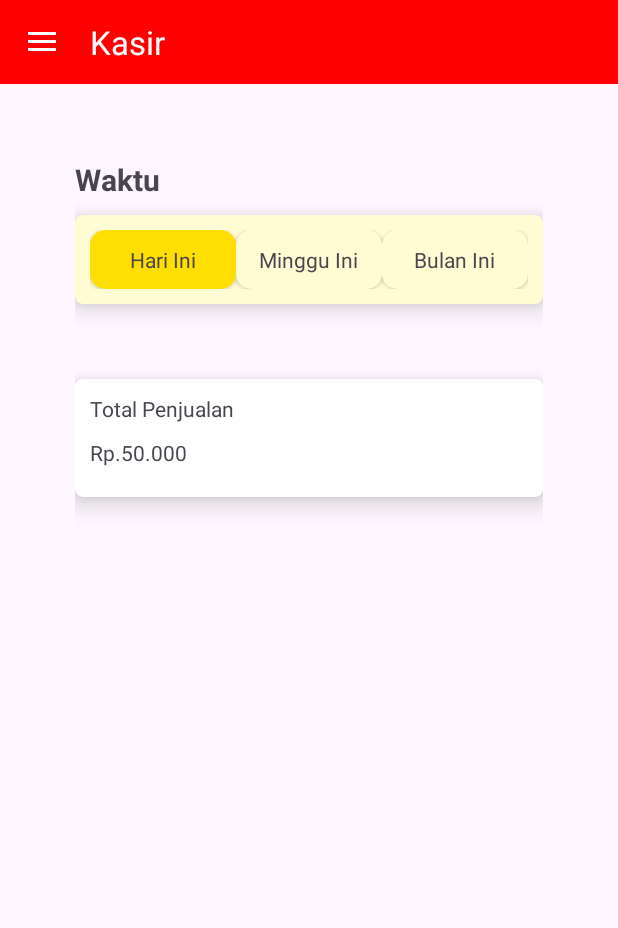
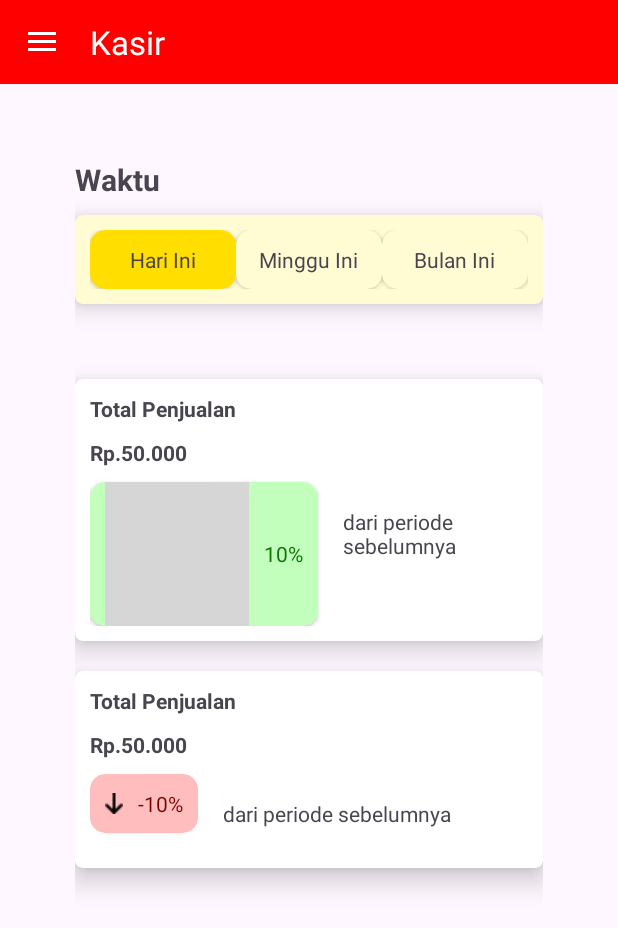
Before and after one commit to RifqiR3/chimoy, an Android app: the fragment MoneyFragment placed in its activity, on a phone screen of 412 x 824 dp. Shown: the top 928 px of the screen. Run offline under Robolectric (Android 15) with nearby library versions, the phone set to English and light mode, and no system bars; grey boxes are pictures that could not be loaded.

Commit message:
Kasi jadi laporan keuangan

```diff
--- a/app/src/main/java/com/example/mobileumkm/login_page.java
+++ b/app/src/main/java/com/example/mobileumkm/login_page.java
@@ -32,13 +32,11 @@ public class login_page extends AppCompatActivity {
                 // Lakukan verifikasi outlet dan karyawan (sesuai logika aplikasi Anda)
 
                 // Contoh sederhana verifikasi
-                boolean verifikasiBerhasil = (outlet.equals("outlet yang benar") && karyawan.equals("karyawan yang benar"));
+//                boolean verifikasiBerhasil = (outlet.equals("outlet yang benar") && karyawan.equals("karyawan yang benar"));
 
                 // Jika verifikasi berhasil, pindahkan pengguna ke halaman kasir_page
-                if (verifikasiBerhasil) {
-                    Intent intent = new Intent(login_page.this, kasir_page.class);
-                    startActivity(intent);
-                }
+                Intent intent = new Intent(login_page.this, Side_Bar.class);
+                startActivity(intent);
             }
         });
     }
--- a/app/src/main/res/layout/activity_laporan_keuangan_page.xml
+++ b/app/src/main/res/layout/activity_laporan_keuangan_page.xml
@@ -16,10 +16,10 @@
         <TextView
             android:layout_width="wrap_content"
             android:layout_height="wrap_content"
+            android:layout_marginBottom="10dp"
             android:text="Waktu"
-            android:textStyle="bold"
             android:textSize="20sp"
-            android:layout_marginBottom="10dp"/>
+            android:textStyle="bold" />
 
         <androidx.cardview.widget.CardView
             android:layout_width="match_parent"
@@ -32,23 +32,23 @@
             <LinearLayout
                 android:layout_width="match_parent"
                 android:layout_height="match_parent"
-                android:padding="10dp"
-                android:orientation="horizontal">
+                android:orientation="horizontal"
+                android:padding="10dp">
 
                 <androidx.cardview.widget.CardView
                     android:id="@+id/cardViewHariIni"
                     android:layout_width="0dp"
                     android:layout_height="wrap_content"
                     android:layout_weight="1"
-                    app:cardCornerRadius="10dp"
-                    app:cardBackgroundColor="#FFDE00">
+                    app:cardBackgroundColor="#FFDE00"
+                    app:cardCornerRadius="10dp">
 
                     <TextView
                         android:layout_width="wrap_content"
                         android:layout_height="wrap_content"
-                        android:text="Hari Ini"
+                        android:layout_gravity="center"
                         android:padding="10dp"
-                        android:layout_gravity="center"/>
+                        android:text="Hari Ini" />
 
                 </androidx.cardview.widget.CardView>
 
@@ -58,15 +58,15 @@
                     android:layout_width="0dp"
                     android:layout_height="wrap_content"
                     android:layout_weight="1"
-                    app:cardCornerRadius="10dp"
-                    app:cardBackgroundColor="#fffcd4">
+                    app:cardBackgroundColor="#fffcd4"
+                    app:cardCornerRadius="10dp">
 
                     <TextView
                         android:layout_width="wrap_content"
                         android:layout_height="wrap_content"
-                        android:text="Minggu Ini"
+                        android:layout_gravity="center"
                         android:padding="10dp"
-                        android:layout_gravity="center"/>
+                        android:text="Minggu Ini" />
 
                 </androidx.cardview.widget.CardView>
 
@@ -76,15 +76,15 @@
                     android:layout_width="0dp"
                     android:layout_height="wrap_content"
                     android:layout_weight="1"
-                    app:cardCornerRadius="10dp"
-                    app:cardBackgroundColor="#fffcd4">
+                    app:cardBackgroundColor="#fffcd4"
+                    app:cardCornerRadius="10dp">
 
                     <TextView
                         android:layout_width="wrap_content"
                         android:layout_height="wrap_content"
-                        android:text="Bulan Ini"
+                        android:layout_gravity="center"
                         android:padding="10dp"
-                        android:layout_gravity="center"/>
+                        android:text="Bulan Ini" />
 
                 </androidx.cardview.widget.CardView>
 
@@ -97,7 +97,7 @@
             android:layout_height="wrap_content"
             app:cardCornerRadius="5dp"
             app:cardElevation="10dp"
-            >
+            android:layout_marginBottom="20dp">
 
             <RelativeLayout
                 android:layout_width="match_parent"
@@ -108,21 +108,142 @@
                     android:id="@+id/totalJual1"
                     android:layout_width="wrap_content"
                     android:layout_height="wrap_content"
+                    android:layout_marginBottom="10dp"
                     android:text="Total Penjualan"
-                    android:layout_marginBottom="10dp"/>
+                    android:textStyle="bold" />
 
                 <TextView
                     android:id="@+id/totalHarga1"
                     android:layout_width="wrap_content"
                     android:layout_height="wrap_content"
+                    android:layout_below="@+id/totalJual1"
+                    android:layout_marginBottom="10dp"
                     android:text="Rp.50.000"
-                    android:layout_below="@+id/totalJual1"
-                    android:layout_marginBottom="10dp"/>
+                    android:textStyle="bold" />
+
+                <androidx.cardview.widget.CardView
+                    android:id="@+id/persentase1"
+                    android:layout_width="wrap_content"
+                    android:layout_height="wrap_content"
+                    android:layout_below="@id/totalHarga1"
+                    android:layout_weight="1"
+                    app:cardBackgroundColor="#c2ffbd"
+                    app:cardCornerRadius="10dp">
+
+                    <LinearLayout
+                        android:layout_width="wrap_content"
+                        android:layout_height="wrap_content"
+                        android:orientation="horizontal">
+
+                        <ImageView
+                            android:layout_width="wrap_content"
+                            android:layout_height="wrap_content"
+                            android:src="@drawable/img"
+                            android:layout_gravity="center_vertical"
+                            android:layout_marginLeft="10dp"/>
+
+                        <TextView
+                            android:layout_width="wrap_content"
+                            android:layout_height="wrap_content"
+                            android:layout_gravity="center"
+                            android:padding="10dp"
+                            android:text="10%"
+                            android:textColor="#0c7602"/>
+
+                    </LinearLayout>
+
+                </androidx.cardview.widget.CardView>
+
+                <TextView
+                    android:id="@+id/periode1"
+                    android:layout_width="match_parent"
+                    android:layout_height="wrap_content"
+                    android:layout_toRightOf="@id/persentase1"
+                    android:layout_below="@+id/totalHarga1"
+                    android:padding="25px"
+                    android:text="dari periode sebelumnya"
+                    />
 
             </RelativeLayout>
 
         </androidx.cardview.widget.CardView>
 
+        <androidx.cardview.widget.CardView
+            android:layout_width="match_parent"
+            android:layout_height="wrap_content"
+            app:cardCornerRadius="5dp"
+            app:cardElevation="10dp">
+
+            <RelativeLayout
+                android:layout_width="match_parent"
+                android:layout_height="match_parent"
+                android:padding="10dp">
+
+                <TextView
+                    android:id="@+id/totalJual2"
+                    android:layout_width="wrap_content"
+                    android:layout_height="wrap_content"
+                    android:layout_marginBottom="10dp"
+                    android:text="Total Penjualan"
+                    android:textStyle="bold" />
+
+                <TextView
+                    android:id="@+id/totalHarga2"
+                    android:layout_width="wrap_content"
+                    android:layout_height="wrap_content"
+                    android:layout_below="@+id/totalJual2"
+                    android:layout_marginBottom="10dp"
+                    android:text="Rp.50.000"
+                    android:textStyle="bold" />
+
+                <androidx.cardview.widget.CardView
+                    android:id="@+id/persentase2"
+                    android:layout_width="wrap_content"
+                    android:layout_height="wrap_content"
+                    android:layout_below="@id/totalHarga2"
+                    android:layout_weight="1"
+                    app:cardBackgroundColor="#ffbdbd"
+                    app:cardCornerRadius="10dp">
+
+                    <LinearLayout
+                        android:layout_width="wrap_content"
+                        android:layout_height="wrap_content"
+                        android:orientation="horizontal">
+
+                        <ImageView
+                            android:layout_width="wrap_content"
+                            android:layout_height="wrap_content"
+                            android:src="@drawable/img_1"
+                            android:layout_gravity="center_vertical"
+                            android:layout_marginLeft="10dp"/>
+
+                        <TextView
+                            android:layout_width="wrap_content"
+                            android:layout_height="wrap_content"
+                            android:layout_gravity="center"
+                            android:padding="10dp"
+                            android:text="-10%"
+                            android:textColor="#760202"/>
+
+                    </LinearLayout>
+
+                </androidx.cardview.widget.CardView>
+
+                <TextView
+                    android:id="@+id/periode2"
+                    android:layout_width="match_parent"
+                    android:layout_height="wrap_content"
+                    android:layout_toRightOf="@id/persentase2"
+                    android:layout_below="@+id/totalHarga2"
+                    android:padding="25px"
+                    android:text="dari periode sebelumnya"
+                    />
+
+            </RelativeLayout>
+
+        </androidx.cardview.widget.CardView>
+
+
     </LinearLayout>
 
 </LinearLayout>
```
Also changed, not shown: app/src/main/res/drawable/img_1.png (added).
